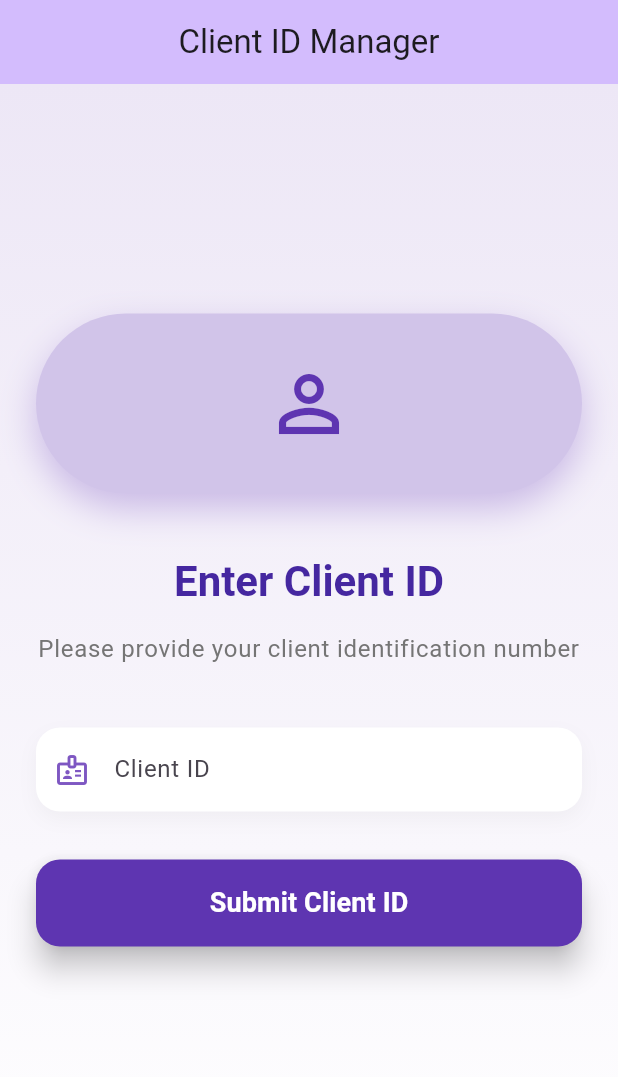
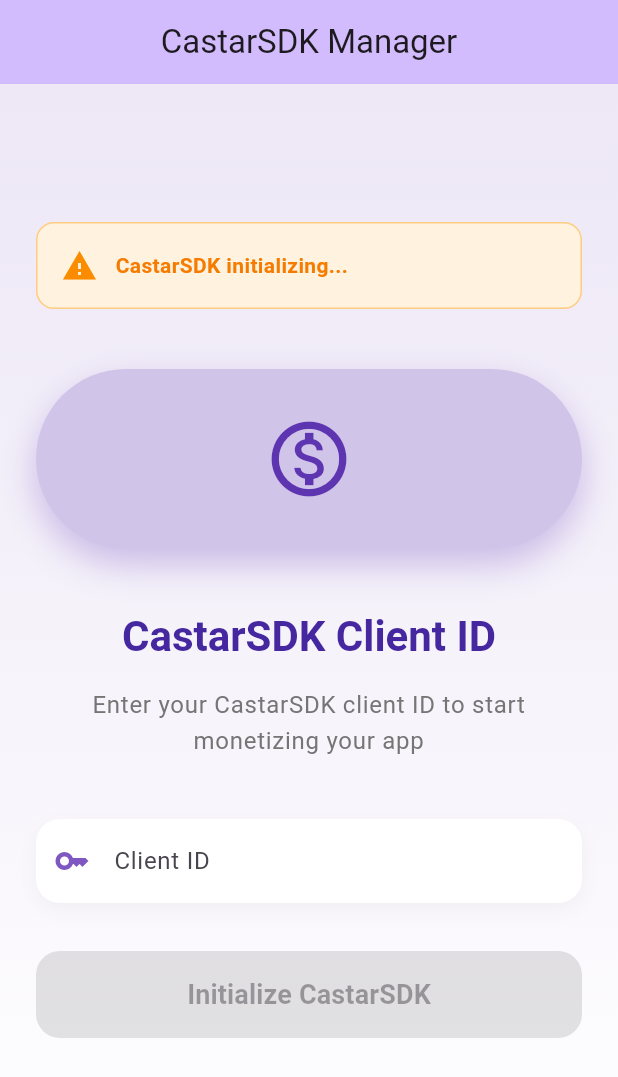
Before and after one commit to srujan5570/ios-play, a Flutter app: the screen it shows after launch, on a phone screen of 412 x 824 dp. Shown: the top 1077 px of the screen. Run offline on Flutter 3.47's test engine with Material 3 defaults, Android fonts, the phone set to English and light mode, and no system bars.

Commit message:
Add CastarSDK integration with client ID management

```diff
--- a/lib/main.dart
+++ b/lib/main.dart
@@ -1,4 +1,5 @@
 import 'package:flutter/material.dart';
+import 'package:flutter/services.dart';
 
 void main() {
   runApp(const MyApp());
@@ -10,27 +11,35 @@ class MyApp extends StatelessWidget {
   @override
   Widget build(BuildContext context) {
     return MaterialApp(
-      title: 'Client ID App',
+      title: 'CastarSDK Client ID App',
       theme: ThemeData(
         colorScheme: ColorScheme.fromSeed(seedColor: Colors.deepPurple),
         useMaterial3: true,
       ),
-      home: const ClientIdScreen(),
+      home: const CastarSDKScreen(),
     );
   }
 }
 
-class ClientIdScreen extends StatefulWidget {
-  const ClientIdScreen({super.key});
+class CastarSDKScreen extends StatefulWidget {
+  const CastarSDKScreen({super.key});
 
   @override
-  State<ClientIdScreen> createState() => _ClientIdScreenState();
+  State<CastarSDKScreen> createState() => _CastarSDKScreenState();
 }
 
-class _ClientIdScreenState extends State<ClientIdScreen> {
+class _CastarSDKScreenState extends State<CastarSDKScreen> {
   final TextEditingController _clientIdController = TextEditingController();
   final _formKey = GlobalKey<FormState>();
   String? _enteredClientId;
+  bool _isSDKInitialized = false;
+  static const platform = MethodChannel('com.example.castarsdk/channel');
+
+  @override
+  void initState() {
+    super.initState();
+    _initializeSDK();
+  }
 
   @override
   void dispose() {
@@ -38,20 +47,48 @@ class _ClientIdScreenState extends State<ClientIdScreen> {
     super.dispose();
   }
 
-  void _submitClientId() {
+  Future<void> _initializeSDK() async {
+    try {
+      final bool result = await platform.invokeMethod('initializeCastarSDK');
+      setState(() {
+        _isSDKInitialized = result;
+      });
+    } on PlatformException catch (e) {
+      print("Failed to initialize CastarSDK: '${e.message}'.");
+    }
+  }
+
+  Future<void> _submitClientId() async {
     if (_formKey.currentState!.validate()) {
-      setState(() {
-        _enteredClientId = _clientIdController.text;
+      final clientId = _clientIdController.text;
+
+      try {
+        final bool result = await platform.invokeMethod('setClientId', {
+          'clientId': clientId,
         });
 
-      // Show success message
+        if (result) {
+          setState(() {
+            _enteredClientId = clientId;
+          });
+
           ScaffoldMessenger.of(context).showSnackBar(
             SnackBar(
-          content: Text('Client ID submitted: $_enteredClientId'),
+              content: Text('CastarSDK initialized with Client ID: $clientId'),
               backgroundColor: Colors.green,
               duration: const Duration(seconds: 3),
             ),
           );
+        }
+      } on PlatformException catch (e) {
+        ScaffoldMessenger.of(context).showSnackBar(
+          SnackBar(
+            content: Text('Error: ${e.message}'),
+            backgroundColor: Colors.red,
+            duration: const Duration(seconds: 3),
+          ),
+        );
+      }
     }
   }
 
@@ -60,7 +97,7 @@ class _ClientIdScreenState extends State<ClientIdScreen> {
     return Scaffold(
       appBar: AppBar(
         backgroundColor: Theme.of(context).colorScheme.inversePrimary,
-        title: const Text('Client ID Manager'),
+        title: const Text('CastarSDK Manager'),
         centerTitle: true,
       ),
       body: Container(
@@ -68,7 +105,10 @@ class _ClientIdScreenState extends State<ClientIdScreen> {
           gradient: LinearGradient(
             begin: Alignment.topCenter,
             end: Alignment.bottomCenter,
-            colors: [Colors.deepPurple.shade50, Colors.white],
+            colors: [
+              Colors.deepPurple.shade50,
+              Colors.white,
+            ],
           ),
         ),
         child: Padding(
@@ -79,6 +119,50 @@ class _ClientIdScreenState extends State<ClientIdScreen> {
               mainAxisAlignment: MainAxisAlignment.center,
               crossAxisAlignment: CrossAxisAlignment.stretch,
               children: [
+                // SDK Status
+                Container(
+                  padding: const EdgeInsets.all(16),
+                  decoration: BoxDecoration(
+                    color: _isSDKInitialized
+                        ? Colors.green.shade50
+                        : Colors.orange.shade50,
+                    borderRadius: BorderRadius.circular(12),
+                    border: Border.all(
+                      color: _isSDKInitialized
+                          ? Colors.green.shade200
+                          : Colors.orange.shade200,
+                      width: 1,
+                    ),
+                  ),
+                  child: Row(
+                    children: [
+                      Icon(
+                        _isSDKInitialized ? Icons.check_circle : Icons.warning,
+                        color: _isSDKInitialized
+                            ? Colors.green.shade600
+                            : Colors.orange.shade600,
+                        size: 24,
+                      ),
+                      const SizedBox(width: 12),
+                      Expanded(
+                        child: Text(
+                          _isSDKInitialized
+                              ? 'CastarSDK is ready'
+                              : 'CastarSDK initializing...',
+                          style: TextStyle(
+                            fontWeight: FontWeight.bold,
+                            color: _isSDKInitialized
+                                ? Colors.green.shade700
+                                : Colors.orange.shade700,
+                          ),
+                        ),
+                      ),
+                    ],
+                  ),
+                ),
+
+                const SizedBox(height: 40),
+
                 // App Icon
                 Container(
                   height: 120,
@@ -95,7 +179,7 @@ class _ClientIdScreenState extends State<ClientIdScreen> {
                     ],
                   ),
                   child: Icon(
-                    Icons.person_outline,
+                    Icons.monetization_on_outlined,
                     size: 60,
                     color: Colors.deepPurple.shade600,
                   ),
@@ -105,7 +189,7 @@ class _ClientIdScreenState extends State<ClientIdScreen> {
 
                 // Title
                 Text(
-                  'Enter Client ID',
+                  'CastarSDK Client ID',
                   style: Theme.of(context).textTheme.headlineMedium?.copyWith(
                         fontWeight: FontWeight.bold,
                         color: Colors.deepPurple.shade800,
@@ -117,10 +201,10 @@ class _ClientIdScreenState extends State<ClientIdScreen> {
 
                 // Subtitle
                 Text(
-                  'Please provide your client identification number',
-                  style: Theme.of(
-                    context,
-                  ).textTheme.bodyLarge?.copyWith(color: Colors.grey.shade600),
+                  'Enter your CastarSDK client ID to start monetizing your app',
+                  style: Theme.of(context).textTheme.bodyLarge?.copyWith(
+                        color: Colors.grey.shade600,
+                      ),
                   textAlign: TextAlign.center,
                 ),
 
@@ -142,9 +226,9 @@ class _ClientIdScreenState extends State<ClientIdScreen> {
                     controller: _clientIdController,
                     decoration: InputDecoration(
                       labelText: 'Client ID',
-                      hintText: 'Enter your client ID here...',
+                      hintText: 'Enter your CastarSDK client ID...',
                       prefixIcon: Icon(
-                        Icons.badge_outlined,
+                        Icons.key,
                         color: Colors.deepPurple.shade400,
                       ),
                       border: OutlineInputBorder(
@@ -162,8 +246,8 @@ class _ClientIdScreenState extends State<ClientIdScreen> {
                       if (value == null || value.isEmpty) {
                         return 'Please enter a client ID';
                       }
-                      if (value.length < 3) {
-                        return 'Client ID must be at least 3 characters';
+                      if (value.length < 5) {
+                        return 'Client ID must be at least 5 characters';
                       }
                       return null;
                     },
@@ -174,7 +258,7 @@ class _ClientIdScreenState extends State<ClientIdScreen> {
 
                 // Submit Button
                 ElevatedButton(
-                  onPressed: _submitClientId,
+                  onPressed: _isSDKInitialized ? _submitClientId : null,
                   style: ElevatedButton.styleFrom(
                     backgroundColor: Colors.deepPurple.shade600,
                     foregroundColor: Colors.white,
@@ -185,8 +269,11 @@ class _ClientIdScreenState extends State<ClientIdScreen> {
                     elevation: 8,
                   ),
                   child: const Text(
-                    'Submit Client ID',
-                    style: TextStyle(fontSize: 18, fontWeight: FontWeight.bold),
+                    'Initialize CastarSDK',
+                    style: TextStyle(
+                      fontSize: 18,
+                      fontWeight: FontWeight.bold,
+                    ),
                   ),
                 ),
 
@@ -213,7 +300,7 @@ class _ClientIdScreenState extends State<ClientIdScreen> {
                         ),
                         const SizedBox(height: 8),
                         Text(
-                          'Client ID Submitted Successfully!',
+                          'CastarSDK Initialized Successfully!',
                           style: TextStyle(
                             fontWeight: FontWeight.bold,
                             color: Colors.green.shade700,
@@ -221,11 +308,20 @@ class _ClientIdScreenState extends State<ClientIdScreen> {
                         ),
                         const SizedBox(height: 4),
                         Text(
-                          'ID: $_enteredClientId',
+                          'Client ID: $_enteredClientId',
                           style: TextStyle(
                             color: Colors.green.shade600,
                             fontFamily: 'monospace',
                           ),
+                        ),
+                        const SizedBox(height: 8),
+                        Text(
+                          'Your app is now ready to generate revenue!',
+                          style: TextStyle(
+                            color: Colors.green.shade600,
+                            fontSize: 12,
+                          ),
+                          textAlign: TextAlign.center,
                         ),
                       ],
                     ),
```
Also changed, not shown: 15 other files. Lines whose indentation alone changed are shown as unchanged.
